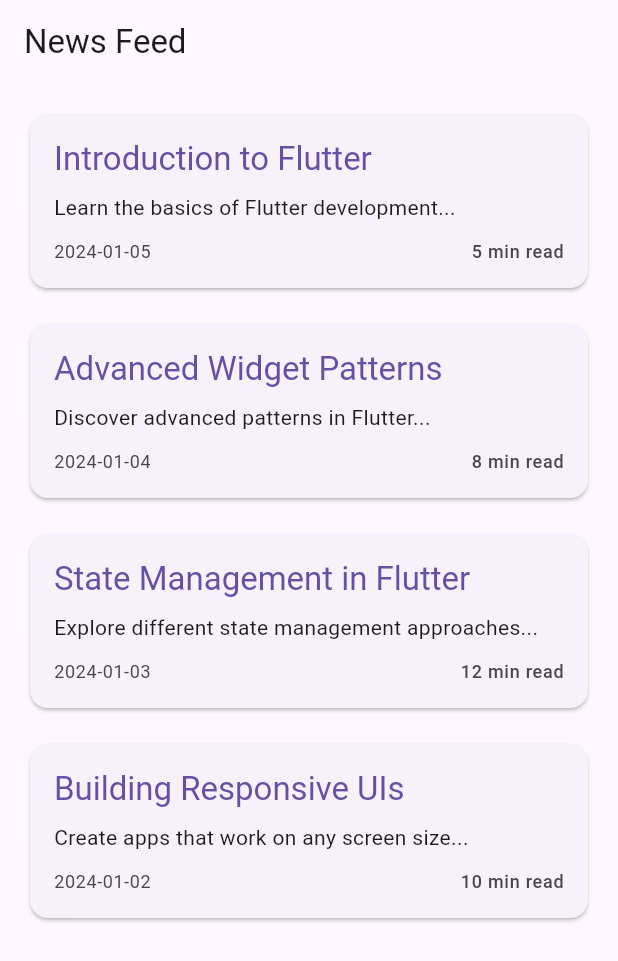
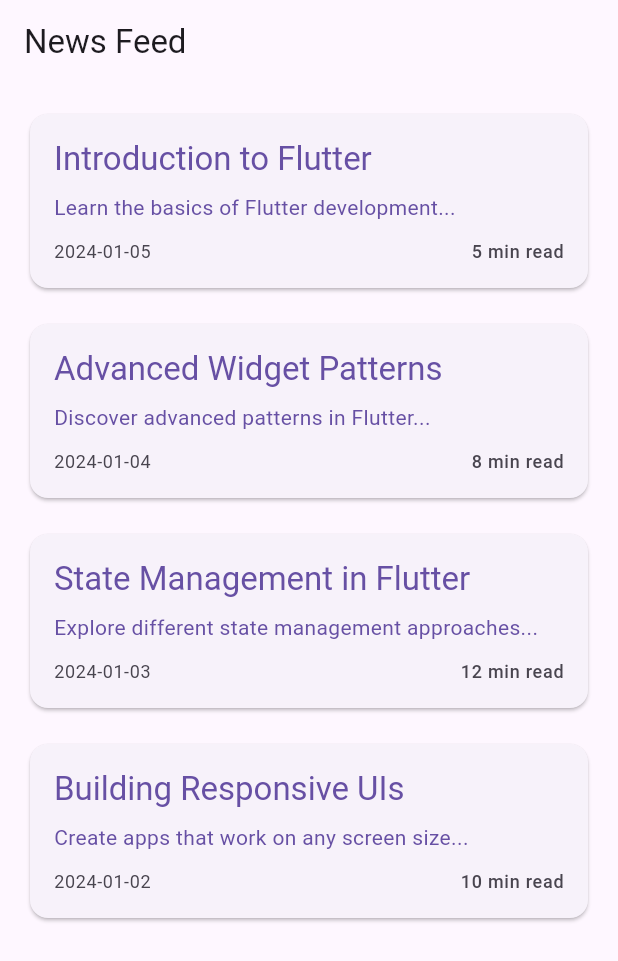
Before and after one commit to SawitJanpan/sawit-4637-flutter-labs, a Flutter app: the NewsFeedScreen screen opened directly, on a phone screen of 412 x 824 dp. Shown: the top 961 px of the screen. Run offline on Flutter 3.47's test engine with Material 3 defaults, Android fonts, the light colour scheme and no system bars; network calls fail.

Commit message:
Lab 6 Problem 3: Responsive News Feed App

```diff
--- a/sawit_widgets_exercises/sawit_widgets_exercises/lib/main_news_feed_responsive.dart
+++ b/sawit_widgets_exercises/sawit_widgets_exercises/lib/main_news_feed_responsive.dart
@@ -14,8 +14,10 @@ void main() {
       debugShowCheckedModeBanner: false,
       theme: ThemeData(
         useMaterial3: true,
-        colorScheme: ColorScheme.fromSeed(seedColor: Colors.lightGreen),
-        brightness: Brightness.light,
+        colorScheme: ColorScheme.fromSeed(
+          seedColor: Colors.lightGreen,
+          brightness: Brightness.light,
+        ),
       ),
       darkTheme: ThemeData(
         useMaterial3: true,
--- a/sawit_widgets_exercises/sawit_widgets_exercises/lib/screens/news_feed_screen.dart
+++ b/sawit_widgets_exercises/sawit_widgets_exercises/lib/screens/news_feed_screen.dart
@@ -104,7 +104,7 @@ class NewsFeedScreen extends StatelessWidget {
             Text(
               article.description,
               style: Theme.of(context).textTheme.bodyMedium?.copyWith(
-                    color: Theme.of(context).colorScheme.onSurface,
+                    color: Theme.of(context).colorScheme.primary
                   ),
             ),
             const SizedBox(height: 12.0),
```
